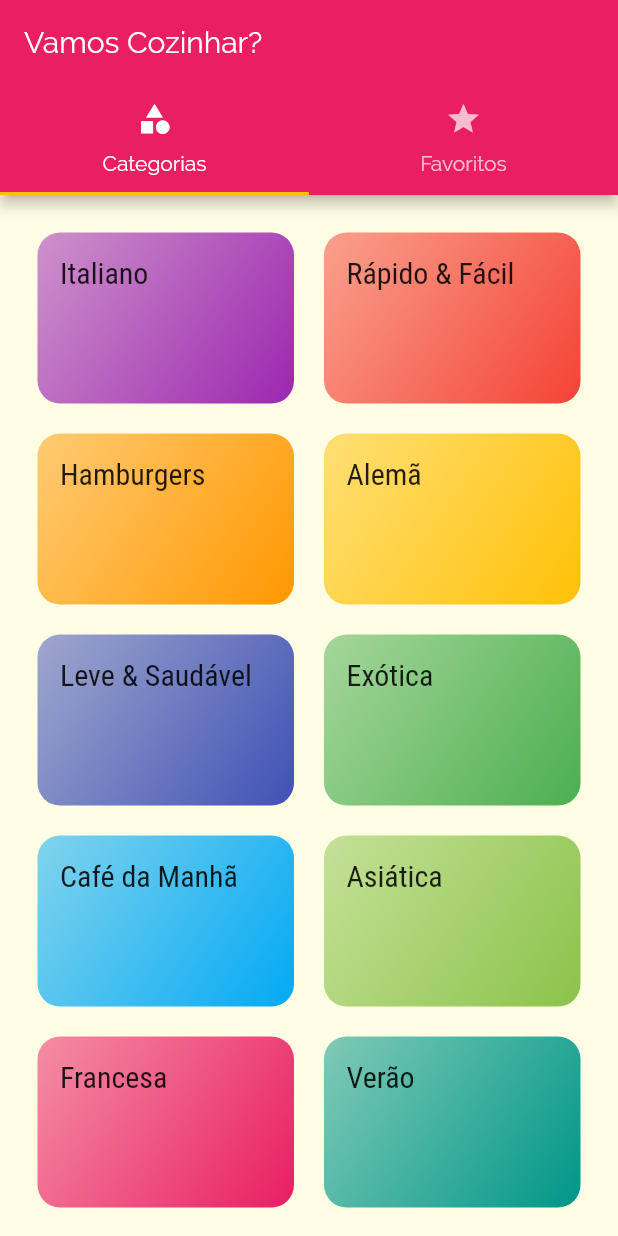
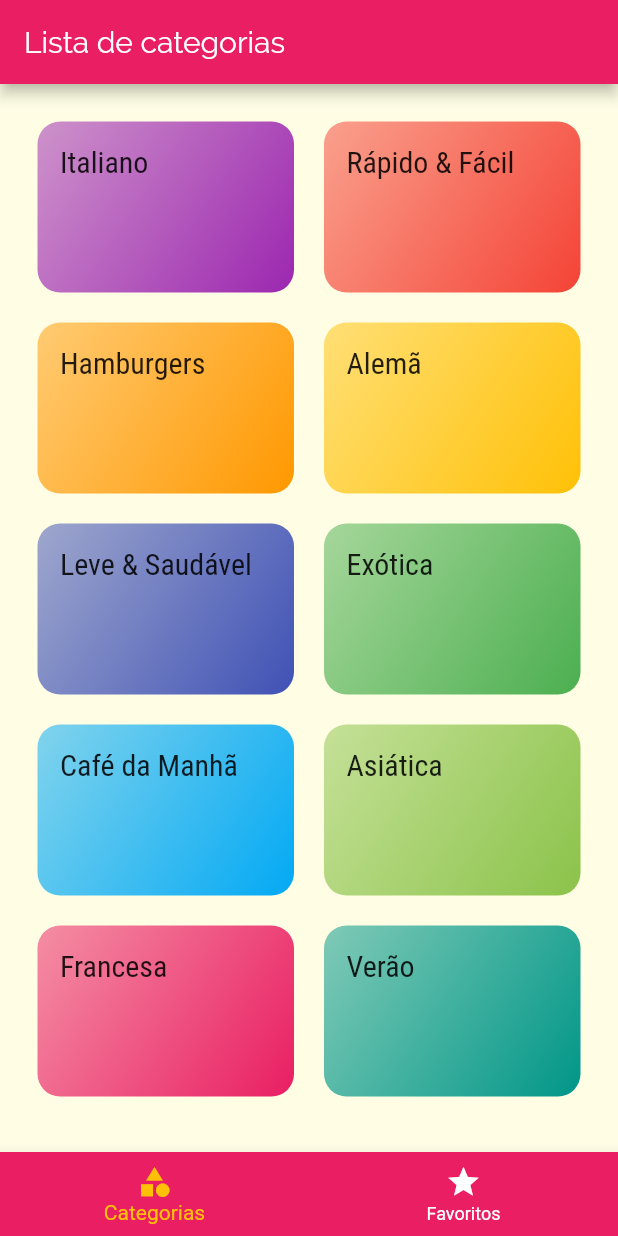
Before and after one commit to angelomedeiros/curso_flutter_cod3r, a Flutter app: the screen it shows after launch, on a phone screen of 412 x 824 dp. Run offline on Flutter 3.47's test engine with Material 2 defaults, Android fonts, the phone set to English and light mode, and no system bars.

Commit message:
Navegacao por botton navegation bar

```diff
--- a/projeto_foods/lib/screens/tabs_screen.dart
+++ b/projeto_foods/lib/screens/tabs_screen.dart
@@ -2,33 +2,48 @@ import 'package:flutter/material.dart';
 import 'package:projeto_foods/screens/categories_screen.dart';
 import 'package:projeto_foods/screens/favorite_screen.dart';
 
-class TabsScreen extends StatelessWidget {
+class TabsScreen extends StatefulWidget {
+  @override
+  _TabsScreenState createState() => _TabsScreenState();
+}
+
+class _TabsScreenState extends State<TabsScreen> {
+  int _selectedScreenIndex = 0;
+
+  final List<Map<String, Object>> _screens = [
+    {'title': 'Lista de categorias', 'screen': CategoriesScreen()},
+    {'title': 'Meus favoritos', 'screen': FavoriteScreen()},
+  ];
+
+  _selectScreen(int index) {
+    setState(() {
+      _selectedScreenIndex = index;
+    });
+  }
+
   @override
   Widget build(BuildContext context) {
-    return DefaultTabController(
-      length: 2,
-      child: Scaffold(
-        appBar: AppBar(
-          title: Text('Vamos Cozinhar?'),
-          bottom: TabBar(
-            tabs: [
-              Tab(
-                icon: Icon(Icons.category),
-                text: 'Categorias',
-              ),
-              Tab(
-                icon: Icon(Icons.star),
-                text: 'Favoritos',
-              )
-            ],
+    return Scaffold(
+      appBar: AppBar(
+        title: Text(_screens[_selectedScreenIndex]['title']),
+      ),
+      body: _screens[_selectedScreenIndex]['screen'],
+      bottomNavigationBar: BottomNavigationBar(
+        currentIndex: _selectedScreenIndex,
+        unselectedItemColor: Colors.white,
+        selectedItemColor: Theme.of(context).accentColor,
+        onTap: _selectScreen,
+        backgroundColor: Theme.of(context).primaryColor,
+        items: [
+          BottomNavigationBarItem(
+            icon: Icon(Icons.category),
+            label: 'Categorias',
           ),
-        ),
-        body: TabBarView(
-          children: [
-            CategoriesScreen(),
-            FavoriteScreen(),
-          ],
-        ),
+          BottomNavigationBarItem(
+            icon: Icon(Icons.star),
+            label: 'Favoritos',
+          ),
+        ],
       ),
     );
   }
```
